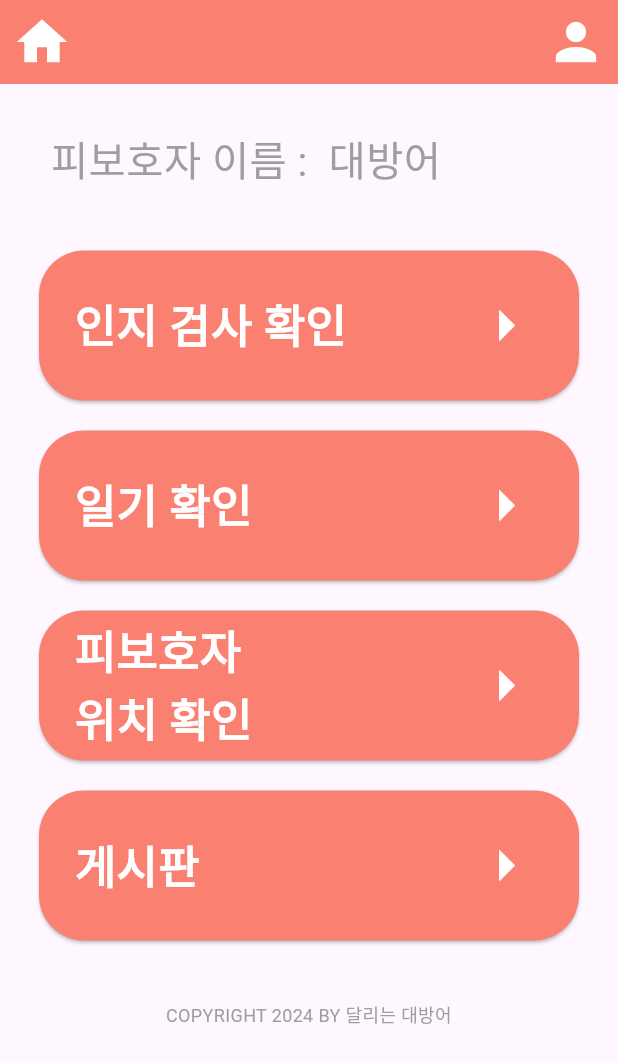
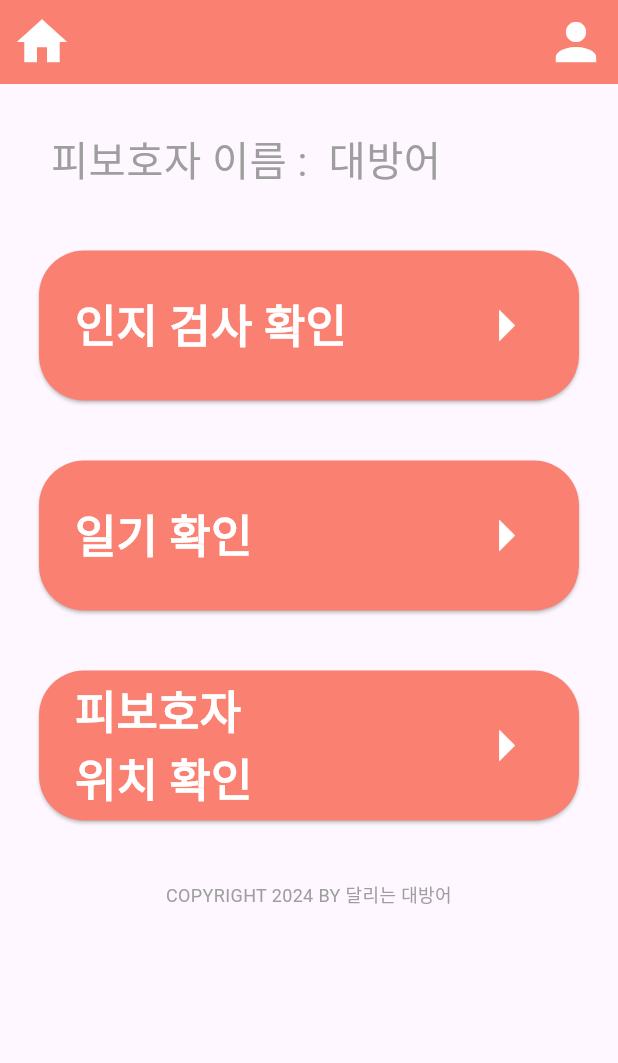
Before and after one commit to JIN-HR/Silvering, a Flutter app: the GuardianDashboard screen opened directly, on a phone screen of 412 x 824 dp. Shown: the top 1063 px of the screen. Run offline on Flutter 3.47's test engine with Material 3 defaults, Android fonts, the light colour scheme and no system bars; our stand-ins replace cloud_firestore, file_picker, firebase_auth, firebase_core, flutter_dotenv, flutter_tts and 4 more; missing offline and left inert: exif, geocode, kpostal; accounts and stored records are empty; Roboto replaces fonts that are missing (GmarketSansTTF).

Commit message:
guardian home modify

```diff
--- a/lib/pages/guardianPages/guardianHome.dart
+++ b/lib/pages/guardianPages/guardianHome.dart
@@ -86,14 +86,12 @@ class GuardianDashboard extends StatelessWidget {
         children: [
           _buildMainButton(
               context, '인지 검사 확인', Icons.arrow_right, TestCheckPage()),
-          SizedBox(height: 20), // Add space between buttons
+          SizedBox(height: 40), // Add space between buttons
           _buildMainButton(
               context, '일기 확인', Icons.arrow_right, DiaryCheckPage()),
-          SizedBox(height: 20),
+          SizedBox(height: 40),
           _buildMainButton(
               context, '피보호자 \n위치 확인', Icons.arrow_right, LocationPage()),
-          SizedBox(height: 20),
-          _buildMainButton(context, '게시판', Icons.arrow_right, TaxiPage()),
         ],
       ),
     );
```
